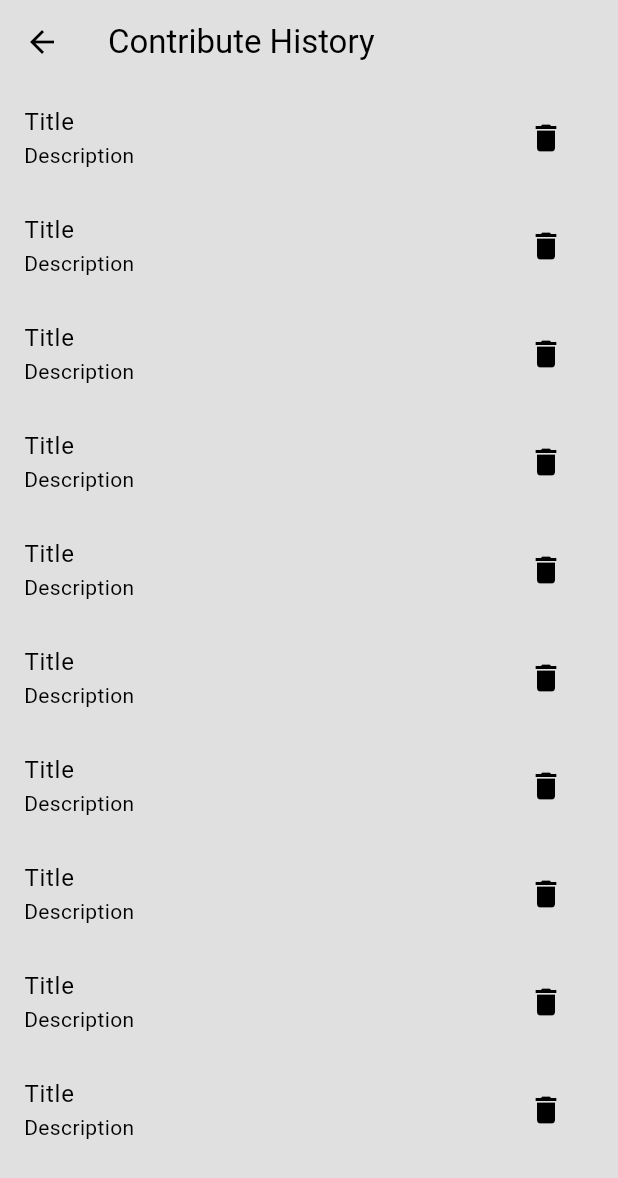
After one commit to rkareem2/Clean-Cycle_flutter-app, a Flutter app: the historyPage screen opened directly, on a phone screen of 412 x 824 dp. The commit adds this screen. Shown: the top 1178 px of the screen. Run offline on Flutter 3.47's test engine with Material 3 defaults, Android fonts, the phone set to English and light mode, and no system bars; our stand-ins replace cloud_firestore, firebase_auth, firebase_core, flutter_markdown, get, google_generative_ai and 2 more; accounts and stored records are empty.

Commit message:
minor impovements

```diff
--- /dev/null
+++ b/clean_cycle/lib/pages/contribute_history.dart
@@ -0,0 +1,28 @@
+import 'package:flutter/material.dart';
+
+class historyPage extends StatelessWidget {
+  const historyPage({super.key});
+
+  @override
+  Widget build(BuildContext context) {
+    return Scaffold(
+        appBar: AppBar(
+          title: Text('Contribute History'),
+        ),
+        body: ListView.builder(
+          itemCount: 10,
+          itemBuilder: (context, index) {
+            return ListTile(
+              title: Text('Title'),
+              subtitle: Text('Description'),
+              trailing: IconButton(
+                icon: Icon(Icons.delete),
+                onPressed: () {
+                  print('delete');
+                },
+              ),
+            );
+          },
+        ));
+  }
+}
```
Also changed, not shown: clean_cycle/lib/components/my_drawer.dart (+18 -1 lines), clean_cycle/lib/pages/Collection_Request.dart (+10 -0 lines), 1 other file.
